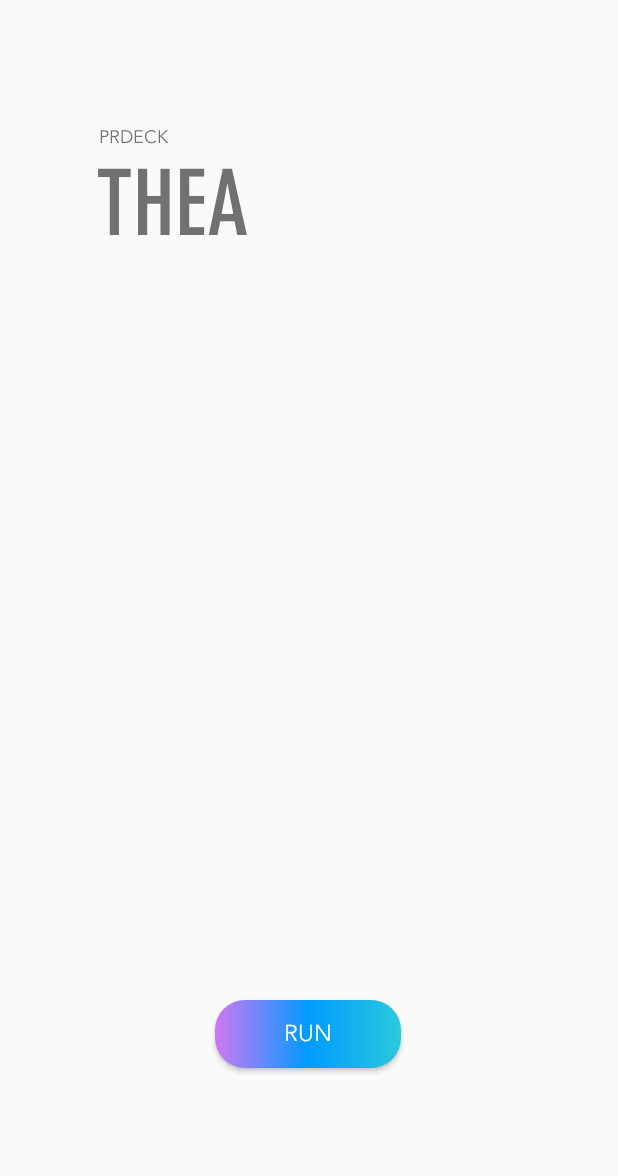
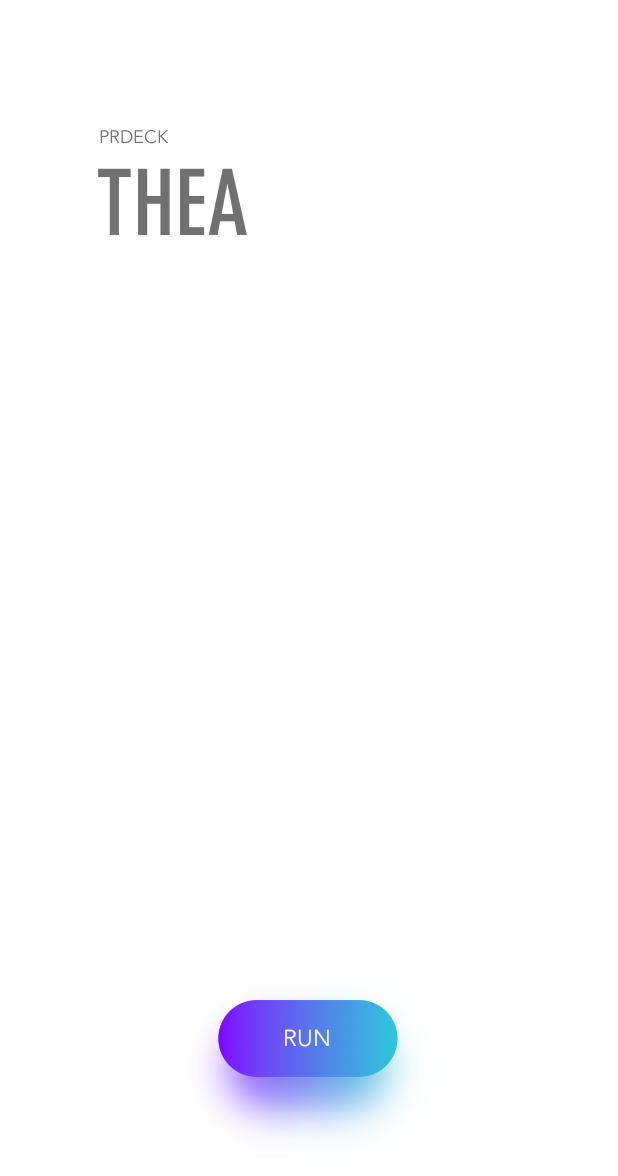
Before and after one commit to eken25/Thea, an Android app: the screen it shows after launch (MainActivity), on a phone screen of 412 x 824 dp. Shown: the top 1176 px of the screen. Run offline under Robolectric (Android 15) with nearby library versions, the phone set to English and light mode, and no system bars.

Commit message:
Added blurred-gradient shadow effect to button

```diff
--- a/app/src/main/java/com/prdeck/thea/MainActivity.java
+++ b/app/src/main/java/com/prdeck/thea/MainActivity.java
@@ -13,6 +13,7 @@
 import android.provider.Settings;
 import android.view.View;
 import android.widget.Button;
+import android.widget.ImageView;
 import android.widget.TextView;
 
 import static com.prdeck.thea.Const.ACTION_COMPLETE;
@@ -25,7 +26,7 @@
         super.onCreate(savedInstanceState);
         setContentView(R.layout.activity_main);
         mTxt = this.findViewById(R.id.output);
-        Button u = (Button) this.findViewById(R.id.buttonPanel);
+        ImageView u = (ImageView) this.findViewById(R.id.gloss);
         u.setOnClickListener(new View.OnClickListener() {
             @Override
             public void onClick(View view) {
--- a/app/src/main/res/layout/activity_main.xml
+++ b/app/src/main/res/layout/activity_main.xml
@@ -3,9 +3,9 @@
     xmlns:app="http://schemas.android.com/apk/res-auto"
     xmlns:tools="http://schemas.android.com/tools"
     android:layout_width="match_parent"
+    android:background="#FFFFFF"
     android:layout_height="match_parent"
     tools:context=".MainActivity">
-
     <TextView
         android:id="@+id/prdeck"
         android:layout_width="wrap_content"
@@ -42,7 +42,7 @@
         android:layout_marginEnd="16dp"
         android:layout_marginLeft="16dp"
         android:scrollbars="none"
-        app:layout_constraintBottom_toTopOf="@+id/buttonPanel"
+        app:layout_constraintBottom_toTopOf="@+id/gloss"
         app:layout_constraintRight_toRightOf="parent"
         app:layout_constraintLeft_toLeftOf="parent"
         app:layout_constraintTop_toBottomOf="@id/thea">
@@ -60,22 +60,27 @@
             app:layout_constraintTop_toTopOf="parent" />
     </ScrollView>
 
-    <Button
-        android:id="@+id/buttonPanel"
-        android:layout_width="124dp"
-        android:layout_height="45dp"
-        android:layout_marginStart="8dp"
-        android:layout_marginEnd="8dp"
-        android:layout_marginBottom="112dp"
-        android:text="Run"
+
+
+    <ImageView
+        android:layout_width="235dp"
+        android:id="@+id/gloss"
+        android:layout_height="148dp"
+        android:layout_marginEnd="88dp"
+        android:layout_marginBottom="52dp"
+        android:src="@drawable/c"
+        app:layout_constraintBottom_toBottomOf="parent"
+        app:layout_constraintEnd_toEndOf="parent" />
+
+    <TextView
+        android:layout_width="43dp"
+        android:layout_height="19dp"
+        android:layout_marginEnd="180dp"
+        android:layout_marginBottom="122dp"
+        android:fontFamily="@font/avenir"
+        android:text="RUN"
+        android:textColor="#FFFFFF"
         android:textSize="15dp"
-        android:elevation="10dp"
-        android:background="@drawable/roundedbuttons"
-        android:fontFamily="@font/avenir"
-        android:textColor="#FFFFFF"
         app:layout_constraintBottom_toBottomOf="parent"
-        app:layout_constraintEnd_toEndOf="parent"
-        app:layout_constraintHorizontal_bias="0.498"
-        app:layout_constraintStart_toStartOf="parent" />
-
+        app:layout_constraintEnd_toEndOf="parent" />
 </androidx.constraintlayout.widget.ConstraintLayout>
--- a/app/src/main/res/values/styles.xml
+++ b/app/src/main/res/values/styles.xml
@@ -8,11 +8,4 @@
         <item name="colorAccent">@color/colorAccent</item>
     </style>
 
-
-    <style name="Theme.Uplift" parent="Theme.AppCompat.Light.NoActionBar">
-        <item name="android:ambientShadowAlpha">1</item>
-        <item name="android:outlineAmbientShadowColor">#FF0000</item>
-        <item name="android:spotShadowAlpha">1</item>
-        <item name="android:outlineSpotShadowColor">#000000</item>
-    </style>
 </resources>
```
Also changed, not shown: app/src/main/res/drawable-v24/ataraxia.png (deleted), app/src/main/res/drawable/bg.png (deleted), app/src/main/res/drawable/c.png (added).
